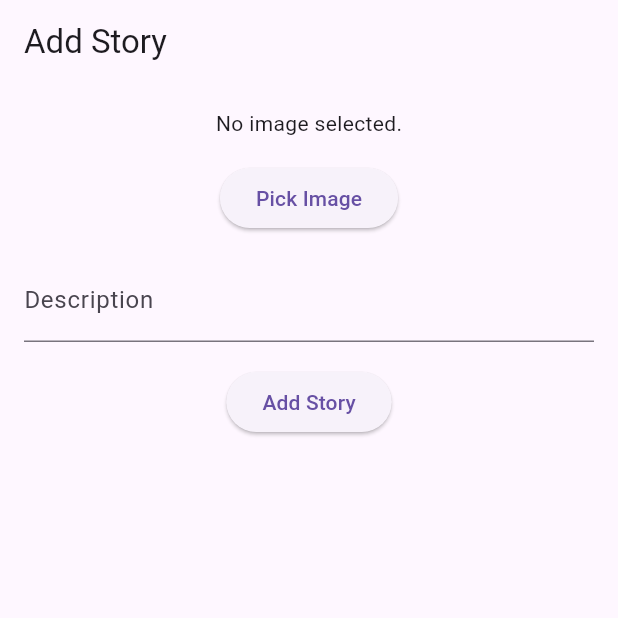
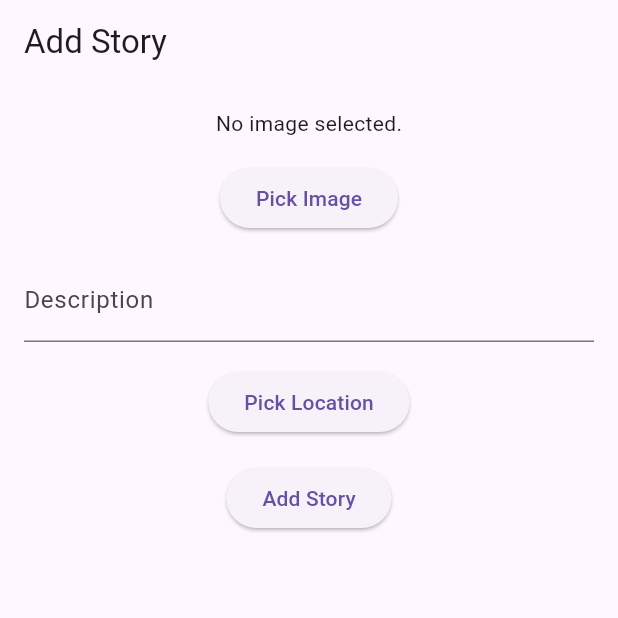
Before and after one commit to AgusTinusT/story_app_flutter, a Flutter app: the AddStoryScreen screen opened by its route, on a phone screen of 412 x 824 dp, the top half of it. Run offline on Flutter 3.47's test engine with Material 3 defaults, Android fonts, the phone set to English and light mode, and no system bars; our stand-ins replace flutter_secure_storage, geocoding, go_router, google_maps_flutter, image_picker, permission_handler; accounts and stored records are empty.

Commit message:
feat(add_story): enable location picking for stories
- add location picking functionality using google maps
- users can now select a location when adding a story
- location data (latitude and longitude) is sent with the story
- uses geocoding package to show address of selected location
- uses permission_handler package to request location access
- update minSdk to 21
- add ACCESS_FINE_LOCATION and ACCESS_COARSE_LOCATION permissions

```diff
--- a/lib/providers/add_story_provider.dart
+++ b/lib/providers/add_story_provider.dart
@@ -1,6 +1,7 @@
 import 'dart:io';
 
 import 'package:flutter/material.dart';
+import 'package:google_maps_flutter/google_maps_flutter.dart';
 import 'package:image_picker/image_picker.dart';
 import 'package:story_app/services/story_service.dart';
 
@@ -10,10 +11,12 @@ class AddStoryProvider extends ChangeNotifier {
   File? _image;
   bool _isLoading = false;
   String? _message;
+  LatLng? _location;
 
   File? get image => _image;
   bool get isLoading => _isLoading;
   String? get message => _message;
+  LatLng? get location => _location;
 
   Future<void> pickImage() async {
     final pickedFile = await ImagePicker().pickImage(
@@ -26,7 +29,12 @@ class AddStoryProvider extends ChangeNotifier {
     }
   }
 
-  Future<bool> addStory(String description) async {
+  void setLocation(LatLng location) {
+    _location = location;
+    notifyListeners();
+  }
+
+  Future<bool> addStory(String description, {double? lat, double? lon}) async {
     if (_image == null) {
       _message = 'Please select an image';
       notifyListeners();
@@ -40,14 +48,14 @@ class AddStoryProvider extends ChangeNotifier {
       final bytes = await _image!.readAsBytes();
       final fileName = _image!.path.split('/').last;
 
-      await _storyService.addStory(description, bytes, fileName);
+      await _storyService.addStory(description, bytes, fileName, lat: lat, lon: lon);
 
       _message = 'Story added successfully!';
       _isLoading = false;
       notifyListeners();
       return true;
     } catch (e) {
-      _message = 'Failed to add story: \$e';
+      _message = 'Failed to add story: $e';
       _isLoading = false;
       notifyListeners();
       return false;
--- a/lib/router.dart
+++ b/lib/router.dart
@@ -6,6 +6,7 @@ import 'package:story_app/screens/login_screen.dart';
 import 'package:story_app/screens/register_screen.dart';
 import 'package:story_app/screens/splash_screen.dart';
 import 'package:story_app/screens/story_detail_screen.dart';
+import 'package:story_app/screens/pick_location_screen.dart';
 
 class AppRouter {
   static final GoRouter router = GoRouter(
@@ -47,6 +48,12 @@ class AppRouter {
           return StoryDetailScreen(id: id);
         },
       ),
+      GoRoute(
+        path: '/pick-location',
+        builder: (BuildContext context, GoRouterState state) {
+          return const PickLocationScreen();
+        },
+      ),
     ],
   );
 }
--- a/lib/screens/add_story_screen.dart
+++ b/lib/screens/add_story_screen.dart
@@ -1,6 +1,7 @@
 import 'package:flutter/material.dart';
 import 'package:go_router/go_router.dart';
 import 'package:provider/provider.dart';
+import 'package:google_maps_flutter/google_maps_flutter.dart';
 import 'package:story_app/providers/add_story_provider.dart';
 
 class AddStoryScreen extends StatelessWidget {
@@ -42,6 +43,19 @@ class AddStoryScreen extends StatelessWidget {
                       },
                     ),
                     const SizedBox(height: 16),
+                    ElevatedButton(
+                      onPressed: () async {
+                        final location = await context.push('/pick-location');
+                        if (location != null) {
+                          addStoryProvider.setLocation(location as LatLng);
+                        }
+                      },
+                      child: const Text('Pick Location'),
+                    ),
+                    if (addStoryProvider.location != null)
+                      Text(
+                          'Lat: ${addStoryProvider.location!.latitude}, Lon: ${addStoryProvider.location!.longitude}'),
+                    const SizedBox(height: 16),
                     addStoryProvider.isLoading
                         ? const CircularProgressIndicator()
                         : ElevatedButton(
@@ -49,6 +63,8 @@ class AddStoryScreen extends StatelessWidget {
                               if (formKey.currentState!.validate()) {
                                 final success = await addStoryProvider.addStory(
                                   descriptionController.text,
+                                  lat: addStoryProvider.location?.latitude,
+                                  lon: addStoryProvider.location?.longitude,
                                 );
                                 if (success) {
                                   if (!context.mounted) return;
--- a/pubspec.yaml
+++ b/pubspec.yaml
@@ -17,6 +17,8 @@ dependencies:
   go_router: ^14.2.0
   google_maps_flutter: ^2.6.1
   json_annotation: ^4.9.0
+  permission_handler: ^11.0.1
+  geocoding: ^2.0.0
 
 dev_dependencies:
   flutter_test:
```
Also changed, not shown: lib/screens/pick_location_screen.dart (added, +100 -0 lines), lib/services/story_service.dart (+8 -1 lines), pubspec.lock, 4 other files. Lines whose indentation alone changed are shown as unchanged.
